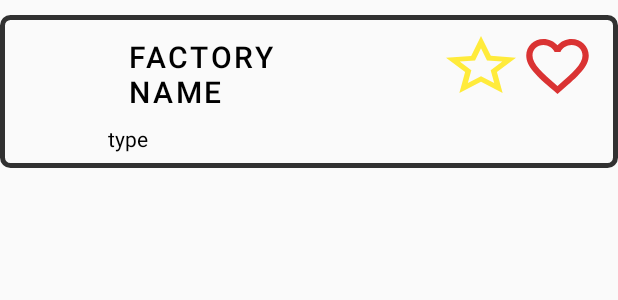
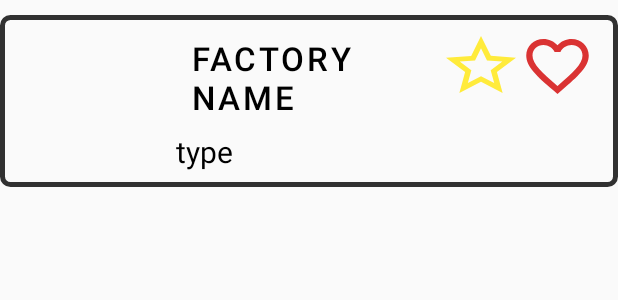
Before and after one commit to shereenIbdah/AndroidProjectCarDealer, an Android app: the layout car_view.xml on its own in the app's theme, with its tools: preview values and no code run, on a phone screen of 412 x 824 dp. Shown: the top 300 px of the screen. Run offline under Robolectric (Android 15) with nearby library versions, the phone set to English and light mode, and no system bars.

Commit message:
new Cars

```diff
--- a/app/src/main/res/layout/car_view.xml
+++ b/app/src/main/res/layout/car_view.xml
@@ -9,10 +9,9 @@
 
     <ImageView
         android:id="@+id/imageview"
-        android:layout_width="48dp"
-        android:layout_height="48dp"
-        android:layout_marginRight="10dp"
-        android:layout_centerVertical="true"/>
+        android:layout_width="90dp"
+        android:layout_height="76dp"
+        android:layout_marginRight="10dp" />
 
     <Button
         android:id="@+id/name"
@@ -25,7 +24,7 @@
         android:layout_toEndOf="@id/imageview"
         android:textColor="@color/black"
         android:textAlignment="textStart"
-        android:textSize="20dp"
+        android:textSize="22dp"
         tools:text="Factory Name" />
 
     <TextView
@@ -33,10 +32,11 @@
         android:layout_width="279dp"
         android:layout_height="wrap_content"
         android:layout_below="@id/name"
-        android:layout_marginStart="4dp"
+        android:layout_marginStart="7dp"
         android:layout_marginTop="4dp"
         android:layout_toEndOf="@id/imageview"
         android:textColor="@color/black"
+        android:textSize="20dp"
         tools:text="type" />
 
     <ToggleButton
```
Also changed, not shown: app/src/main/java/com/example/androidproject/MyAdapter.java (+18 -1 lines), app/src/main/res/drawable/tesla2.png (added), app/src/main/res/drawable/tesla3.png (added), app/src/main/res/drawable/tesla5.png (added).
